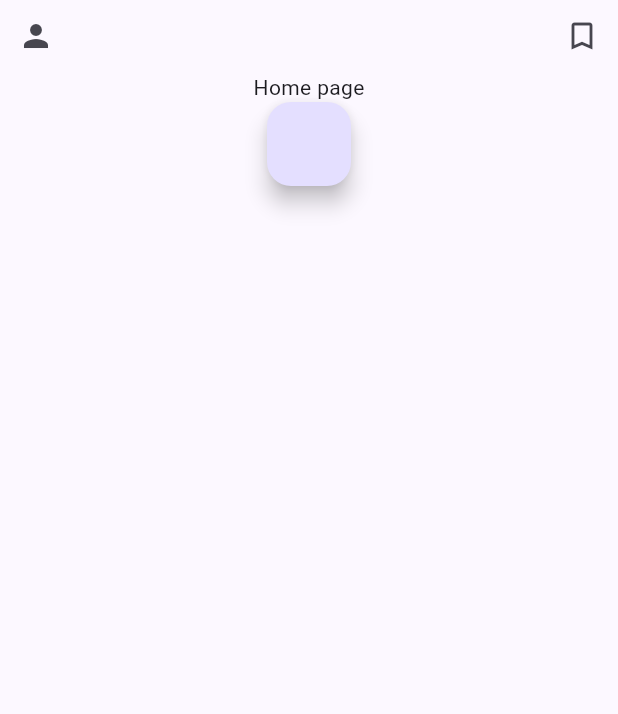
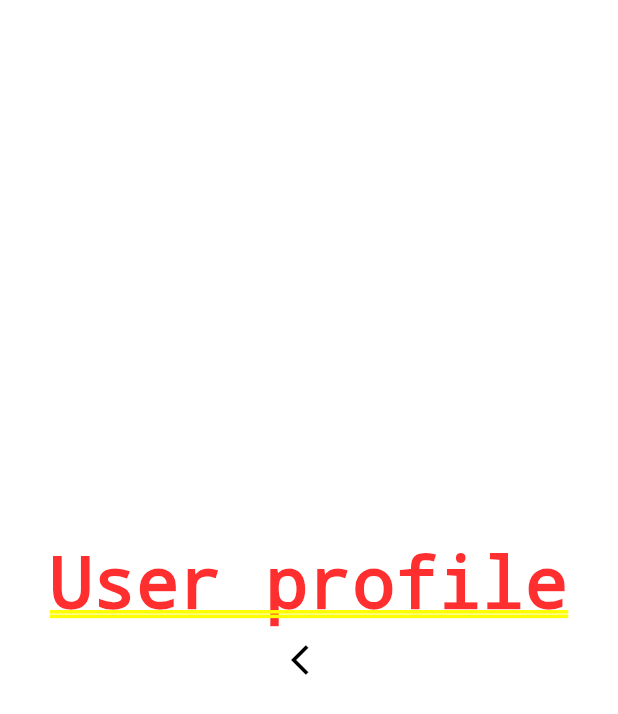
Before and after one commit to edikgoose/news-app, a Flutter app: the screen it shows after launch, after a tap on the "person" icon, on a phone screen of 412 x 824 dp. Shown: the top 714 px of the screen. Run offline on Flutter 3.47's test engine with Material 2 defaults, Android fonts, the light colour scheme and no system bars; our stand-ins replace flutter_riverpod; network calls fail.

Commit message:
Add preview of news with transition to full text page

```diff
--- a/lib/main.dart
+++ b/lib/main.dart
@@ -4,7 +4,6 @@ import 'pages/home_page.dart';
 
 
 void main() async {
-
   runApp(const MyApp());
 }
 
--- a/lib/news_model/news.dart
+++ b/lib/news_model/news.dart
@@ -1,5 +1,3 @@
-import 'request.dart';
-
 class Source{
     String id;
     String name;
@@ -9,24 +7,23 @@ class Source{
     );
 }
 
-class News{
-    Source source;
-    String title;
-    String description;
-    String url;
+class NewsModel {
+    final Source source;
+    final String title;
+    final String description;
+    final String url;
     String? urlToImage;
-    String content;
+    final String content;
 
-    News(
-        this.source,
-        this.title,
-        this.description,
-        this.url,
-        this.urlToImage,
-        this.content,
-    );
+    NewsModel({
+        required this.source,
+        required this.title,
+        required this.description,
+        required this.url,
+        required this.content,
+        this.urlToImage
+    });
 }
-
 // Future<List<News>> fetchNews(Request r) async{
 //
 //
--- a/lib/pages/home_page.dart
+++ b/lib/pages/home_page.dart
@@ -1,18 +1,13 @@
 import 'package:flutter/material.dart';
+import 'package:news_app/news_model/news.dart';
+import 'package:news_app/pages/profile_page.dart';
+import 'package:news_app/widgets/news_preview.dart';
 
 bool favoritesOnlyFlag =
     false; // TODO move inside build func and use provider.watch()
 
 class MyHomePage extends StatelessWidget {
   const MyHomePage({super.key});
-
-  void _navigateToNews() {
-    print("navigate to news screen");
-  }
-
-  void _navigateToProfile() {
-    print("navigate to profile");
-  }
 
   void _changeFavoritesOnlyFlag() {
     favoritesOnlyFlag = !favoritesOnlyFlag;
@@ -24,25 +19,74 @@ class MyHomePage extends StatelessWidget {
     return Scaffold(
       body: Column(
         children: [
+          const SizedBox(
+            height: 30,
+          ),
           Row(
             children: [
               IconButton(
-                onPressed: _navigateToProfile,
-                icon: Icon(Icons.person),
+                onPressed: () =>
+                    Navigator.of(context).push(_createRouteProfile()),
+                icon: const Icon(Icons.person),
               ),
-              Spacer(),
+              const Spacer(),
               IconButton(
                 onPressed: _changeFavoritesOnlyFlag,
                 icon: favoritesOnlyFlag
-                    ? Icon(Icons.bookmark)
-                    : Icon(Icons.bookmark_border),
+                    ? const Icon(Icons.bookmark)
+                    : const Icon(Icons.bookmark_border),
               ),
             ],
           ),
-          Text("Home page"),
-          FloatingActionButton(onPressed: _navigateToNews),
+          Expanded(
+            child: ListView(
+              children: <Widget>[
+                NewsPreview(newsModel: _testModel1),
+                const Divider(
+                  height: 10,
+                ),
+                NewsPreview(newsModel: _testModel1),
+                const Divider(
+                  height: 10,
+                ),
+                NewsPreview(newsModel: _testModel1),
+              ],
+            ),
+          ),
         ],
       ),
     );
   }
 }
+
+Route _createRouteProfile() {
+  return PageRouteBuilder(
+    pageBuilder: (context, animation, secondaryAnimation) =>
+        const ProfilePage(),
+    transitionsBuilder: (context, animation, secondaryAnimation, child) {
+      const begin = Offset(1.0, 0.0);
+      const end = Offset.zero;
+      const curve = Curves.ease;
+
+      var tween = Tween(begin: begin, end: end).chain(CurveTween(curve: curve));
+
+      return SlideTransition(
+        position: animation.drive(tween),
+        child: child,
+      );
+    },
+  );
+}
+
+final _testModel1 = NewsModel(
+  // TODO delete
+  source: Source("cbs-news", "CBS News"),
+  title: "Pet insurance for cats: What to know",
+  description:
+      "Pet insurance for cats depends on a variety of factors. Here's what you should know about protecting your cat.",
+  url: "https://www.cbsnews.com/news/pet-insurance-for-cats-what-to-know/",
+  urlToImage:
+      "https://assets1.cbsnewsstatic.com/hub/i/r/2022/11/02/9bfcf26b-6f1f-4462-bfd5-6e7fb2e380da/thumbnail/1200x630/b4c10958124033d922668e6f4e812322/gettyimages-1337031863.jpg",
+  content:
+      "Pet insurance for cats depends on a variety of factors.\r\nGetty Images\r\nOwning a cat can be rewarding for pet owners, but it can also be stressful (and expensive). If your pet gets sick or has other h… [+5381 chars]",
+);
--- a/lib/pages/profile_page.dart
+++ b/lib/pages/profile_page.dart
@@ -0,0 +1,24 @@
+import 'package:flutter/material.dart';
+import 'package:flutter_riverpod/flutter_riverpod.dart';
+
+class ProfilePage extends ConsumerWidget {
+  const ProfilePage({super.key});
+
+  @override
+  Widget build(BuildContext context, WidgetRef ref) {
+    return Column(
+      mainAxisAlignment: MainAxisAlignment.center,
+      crossAxisAlignment: CrossAxisAlignment.center,
+      children: [
+        const Text("User profile"),
+        IconButton(
+          icon: const Icon(
+            Icons.arrow_back_ios,
+            color: Colors.black,
+          ),
+          onPressed: () => Navigator.of(context).pop(),
+        ),
+      ],
+    );
+  }
+}
--- /dev/null
+++ b/lib/widgets/news_preview.dart
@@ -0,0 +1,94 @@
+import 'package:flutter/material.dart';
+import 'package:news_app/news_model/news.dart';
+import 'package:flutter_riverpod/flutter_riverpod.dart';
+
+import '../pages/full_text_page.dart';
+
+class NewsPreview extends ConsumerWidget {
+  final NewsModel newsModel;
+
+  const NewsPreview({
+    Key? key,
+    required this.newsModel,
+  }) : super(key: key);
+
+  @override
+  Widget build(BuildContext context, WidgetRef ref) {
+    return GestureDetector(
+      onTap: () {
+        Navigator.of(context).push(_createRoute());
+      },
+      child: Container(
+        margin: const EdgeInsets.only(bottom: 24),
+        width: MediaQuery.of(context).size.width,
+        child: Container(
+          padding: const EdgeInsets.symmetric(horizontal: 16),
+          alignment: Alignment.bottomCenter,
+          decoration: const BoxDecoration(
+            borderRadius: BorderRadius.only(
+              bottomRight: Radius.circular(6),
+              bottomLeft: Radius.circular(6),
+            ),
+          ),
+          child: Column(
+            crossAxisAlignment: CrossAxisAlignment.start,
+            mainAxisSize: MainAxisSize.min,
+            children: <Widget>[
+              ClipRRect(
+                borderRadius: BorderRadius.circular(6),
+                child: Image.network(
+                  newsModel.urlToImage!, // TODO check for null
+                  height: 200,
+                  width: MediaQuery.of(context).size.width,
+                  fit: BoxFit.cover,
+                ),
+              ),
+              const SizedBox(
+                height: 12,
+              ),
+              Text(
+                newsModel.title,
+                maxLines: 2,
+                style: const TextStyle(
+                  color: Colors.black87,
+                  fontSize: 20,
+                  fontWeight: FontWeight.w500,
+                ),
+              ),
+              const SizedBox(
+                height: 4,
+              ),
+              Text(
+                newsModel.description,
+                maxLines: 2,
+                style: const TextStyle(
+                  color: Colors.black54,
+                  fontSize: 14,
+                ),
+              )
+            ],
+          ),
+        ),
+      ),
+    );
+  }
+}
+
+Route _createRoute() {
+  return PageRouteBuilder(
+    pageBuilder: (context, animation, secondaryAnimation) =>
+        const FullTextPage(),
+    transitionsBuilder: (context, animation, secondaryAnimation, child) {
+      const begin = Offset(1.0, 0.0);
+      const end = Offset.zero;
+      const curve = Curves.ease;
+
+      var tween = Tween(begin: begin, end: end).chain(CurveTween(curve: curve));
+
+      return SlideTransition(
+        position: animation.drive(tween),
+        child: child,
+      );
+    },
+  );
+}
```
Also changed, not shown: lib/pages/full_text_page.dart (renamed from lib/pages/news_page.dart, +4 -3 lines), 1 other file.
